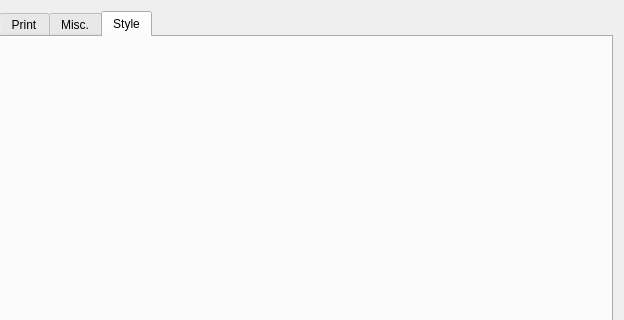
Qt form src/ainesmile/Dialogs/preferencedialog.ui (missdeer/ainesmile) before a commit; both pictures show x 140 to 764 and y 0 to 320 of the 764 by 583 pixel window.
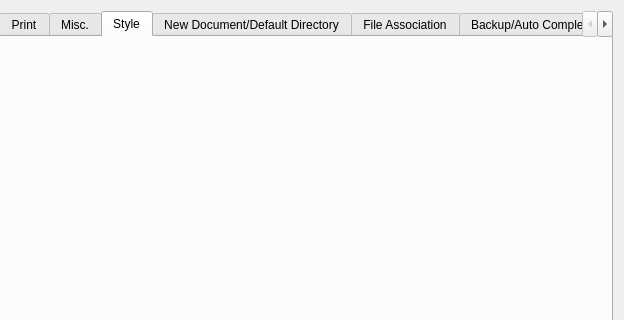
The same form after that commit. The open tabs and pages were chosen to show the change. Icons and pictures are not drawn.

Commit message: (*)preference tabs

Diff of the .ui file:
```diff
--- a/src/ainesmile/Dialogs/preferencedialog.ui
+++ b/src/ainesmile/Dialogs/preferencedialog.ui
@@ -48,6 +48,26 @@
        <string>Style</string>
       </attribute>
      </widget>
+     <widget class="QWidget" name="tab_6">
+      <attribute name="title">
+       <string>New Document/Default Directory</string>
+      </attribute>
+     </widget>
+     <widget class="QWidget" name="tab_7">
+      <attribute name="title">
+       <string>File Association</string>
+      </attribute>
+     </widget>
+     <widget class="QWidget" name="tab_8">
+      <attribute name="title">
+       <string>Backup/Auto Completion</string>
+      </attribute>
+     </widget>
+     <widget class="QWidget" name="tab_9">
+      <attribute name="title">
+       <string>Language</string>
+      </attribute>
+     </widget>
     </widget>
    </item>
   </layout>
```
Left out of the diff: 2 changed lines with no effect on the pictures.
